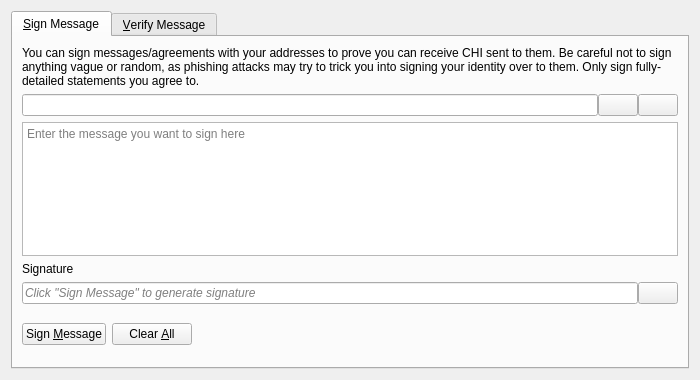
First picture: the form in src/qt/forms/signverifymessagedialog.ui, repository cryptocrowd-city/xcrc-core-wallet, before the edit.
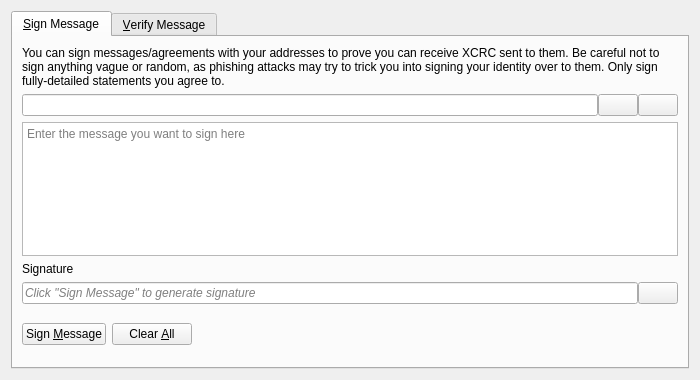
Second picture: the form after the edit. Icons and pictures are not drawn. Custom widgets are drawn as their Qt base class.

```diff
--- a/src/qt/forms/signverifymessagedialog.ui
+++ b/src/qt/forms/signverifymessagedialog.ui
@@ -30,7 +30,7 @@
        <item>
         <widget class="QLabel" name="infoLabel_SM">
          <property name="text">
-          <string>You can sign messages/agreements with your addresses to prove you can receive CHI sent to them. Be careful not to sign anything vague or random, as phishing attacks may try to trick you into signing your identity over to them. Only sign fully-detailed statements you agree to.</string>
+          <string>You can sign messages/agreements with your addresses to prove you can receive XCRC sent to them. Be careful not to sign anything vague or random, as phishing attacks may try to trick you into signing your identity over to them. Only sign fully-detailed statements you agree to.</string>
          </property>
          <property name="textFormat">
           <enum>Qt::PlainText</enum>
```
